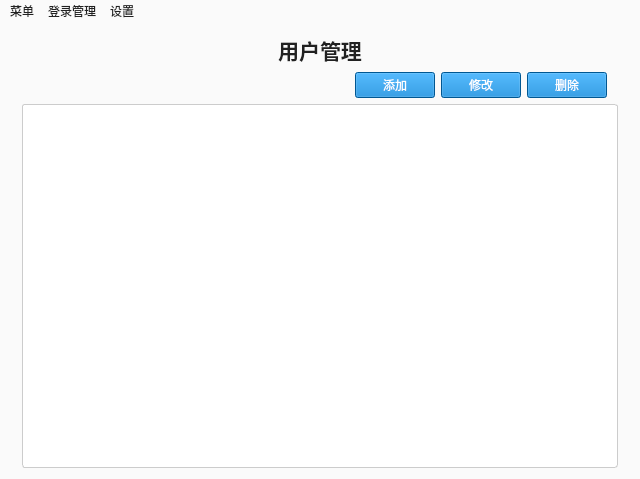
Qt form mainwindow.ui (wuzicheng123/pipeAnalyse) before a commit.
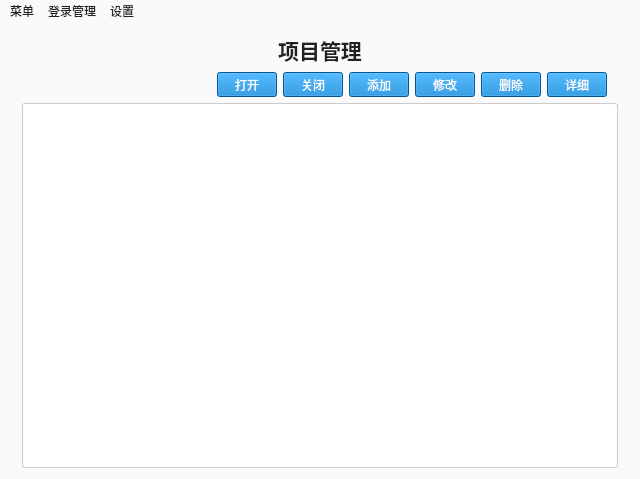
The same form after that commit. Custom widgets are drawn as their Qt base class.

Commit message: 完成项目列表ui

The edit to the form file:
```diff
--- a/mainwindow.ui
+++ b/mainwindow.ui
@@ -125,7 +125,7 @@
        <number>0</number>
       </property>
       <property name="currentIndex">
-       <number>1</number>
+       <number>2</number>
       </property>
       <widget class="QWidget" name="plotPage">
        <layout class="QGridLayout" name="gridLayout">
@@ -308,6 +308,188 @@
         </item>
        </layout>
       </widget>
+      <widget class="QWidget" name="projectPage">
+       <layout class="QGridLayout" name="gridLayout_4">
+        <property name="topMargin">
+         <number>0</number>
+        </property>
+        <property name="bottomMargin">
+         <number>0</number>
+        </property>
+        <item row="0" column="0">
+         <widget class="QLabel" name="projectLabel">
+          <property name="sizePolicy">
+           <sizepolicy hsizetype="Preferred" vsizetype="Fixed">
+            <horstretch>0</horstretch>
+            <verstretch>0</verstretch>
+           </sizepolicy>
+          </property>
+          <property name="font">
+           <font>
+            <family>Roboto,Microsoft YaHei</family>
+            <pointsize>16</pointsize>
+            <weight>75</weight>
+            <bold>true</bold>
+           </font>
+          </property>
+          <property name="text">
+           <string>项目管理</string>
+          </property>
+          <property name="alignment">
+           <set>Qt::AlignCenter</set>
+          </property>
+         </widget>
+        </item>
+        <item row="1" column="0">
+         <widget class="QWidget" name="prjControlWidget" native="true">
+          <property name="sizePolicy">
+           <sizepolicy hsizetype="Preferred" vsizetype="Fixed">
+            <horstretch>0</horstretch>
+            <verstretch>0</verstretch>
+           </sizepolicy>
+          </property>
+          <layout class="QHBoxLayout" name="horizontalLayout_2">
+           <property name="topMargin">
+            <number>0</number>
+           </property>
+           <property name="bottomMargin">
+            <number>0</number>
+           </property>
+           <item>
+            <spacer name="horizontalSpacer_4">
+             <property name="orientation">
+              <enum>Qt::Horizontal</enum>
+             </property>
+             <property name="sizeHint" stdset="0">
+              <size>
+               <width>187</width>
+               <height>13</height>
+              </size>
+             </property>
+            </spacer>
+           </item>
+           <item>
+            <widget class="QPushButton" name="openPrj">
+             <property name="sizePolicy">
+              <sizepolicy hsizetype="Fixed" vsizetype="Fixed">
+               <horstretch>0</horstretch>
+               <verstretch>0</verstretch>
+              </sizepolicy>
+             </property>
+             <property name="maximumSize">
+              <size>
+               <width>60</width>
+               <height>25</height>
+              </size>
+             </property>
+             <property name="text">
+              <string>打开</string>
+             </property>
+            </widget>
+           </item>
+           <item>
+            <widget class="QPushButton" name="closePrj">
+             <property name="sizePolicy">
+              <sizepolicy hsizetype="Fixed" vsizetype="Fixed">
+               <horstretch>0</horstretch>
+               <verstretch>0</verstretch>
+              </sizepolicy>
+             </property>
+             <property name="maximumSize">
+              <size>
+               <width>60</width>
+               <height>25</height>
+              </size>
+             </property>
+             <property name="text">
+              <string>关闭</string>
+             </property>
+            </widget>
+           </item>
+           <item>
+            <widget class="QPushButton" name="newPrj">
+             <property name="sizePolicy">
+              <sizepolicy hsizetype="Fixed" vsizetype="Fixed">
+               <horstretch>0</horstretch>
+               <verstretch>0</verstretch>
+              </sizepolicy>
+             </property>
+             <property name="maximumSize">
+              <size>
+               <width>60</width>
+               <height>25</height>
+              </size>
+             </property>
+             <property name="text">
+              <string>添加</string>
+             </property>
+            </widget>
+           </item>
+           <item>
+            <widget class="QPushButton" name="editPrj">
+             <property name="sizePolicy">
+              <sizepolicy hsizetype="Fixed" vsizetype="Fixed">
+               <horstretch>0</horstretch>
+               <verstretch>0</verstretch>
+              </sizepolicy>
+             </property>
+             <property name="maximumSize">
+              <size>
+               <width>60</width>
+               <height>25</height>
+              </size>
+             </property>
+             <property name="text">
+              <string>修改</string>
+             </property>
+            </widget>
+           </item>
+           <item>
+            <widget class="QPushButton" name="deletePrj">
+             <property name="sizePolicy">
+              <sizepolicy hsizetype="Fixed" vsizetype="Fixed">
+               <horstretch>0</horstretch>
+               <verstretch>0</verstretch>
+              </sizepolicy>
+             </property>
+             <property name="maximumSize">
+              <size>
+               <width>60</width>
+               <height>25</height>
+              </size>
+             </property>
+             <property name="text">
+              <string>删除</string>
+             </property>
+            </widget>
+           </item>
+           <item>
+            <widget class="QPushButton" name="detailPrj">
+             <property name="sizePolicy">
+              <sizepolicy hsizetype="Fixed" vsizetype="Fixed">
+               <horstretch>0</horstretch>
+               <verstretch>0</verstretch>
+              </sizepolicy>
+             </property>
+             <property name="maximumSize">
+              <size>
+               <width>60</width>
+               <height>25</height>
+              </size>
+             </property>
+             <property name="text">
+              <string>详细</string>
+             </property>
+            </widget>
+           </item>
+          </layout>
+         </widget>
+        </item>
+        <item row="2" column="0">
+         <widget class="QTableView" name="projectTableView"/>
+        </item>
+       </layout>
+      </widget>
      </widget>
     </item>
    </layout>
```
The commit also changes 1 other file.
